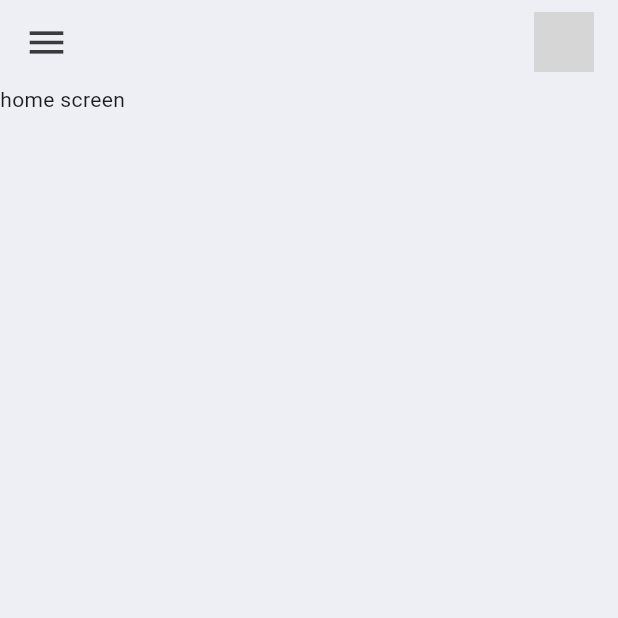
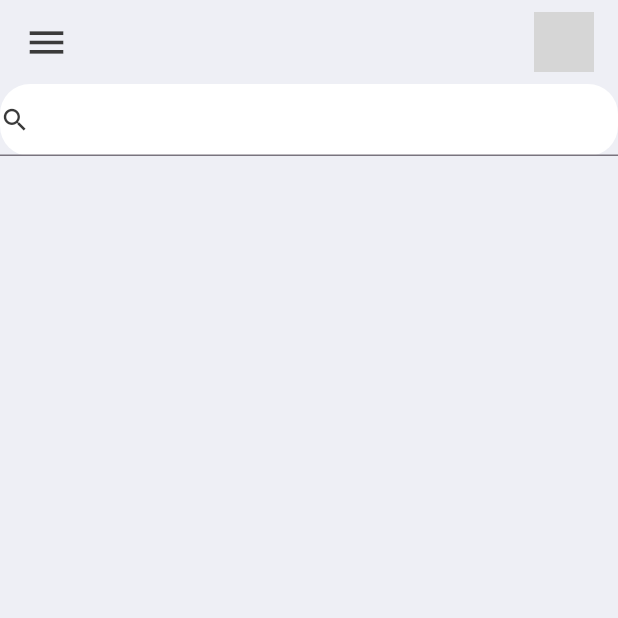
Before and after one commit to CHETHANAR11/CODSOFT, a Flutter app: the screen it shows after launch, on a phone screen of 412 x 824 dp, the top half of it. Run offline on Flutter 3.47's test engine with Material 3 defaults, Android fonts, the phone set to English and light mode, and no system bars; grey boxes are pictures that could not be loaded.

Commit message:
commit 3

```diff
--- a/todo_app/lib/screens/home.dart
+++ b/todo_app/lib/screens/home.dart
@@ -10,7 +10,28 @@ class Home extends StatelessWidget {
       backgroundColor: tdBGColor,
       appBar: _buildAppBar(),
       body: Container(
-        child: Text('home screen'),
+        child: Column(children: [
+          Container(
+            decoration: BoxDecoration(
+              color: Colors.white,
+              borderRadius: BorderRadius.circular(20)
+            ),
+            child: TextField(
+              decoration: InputDecoration(
+                contentPadding: EdgeInsets.all(0),
+                prefixIcon: Icon(
+                  Icons.search,
+                  color: tdBlack,
+                  size:20,
+                ),
+                prefixIconConstraints: BoxConstraints(
+                  maxHeight: 20,
+                  maxWidth: 25,
+                )
+              ),
+            ),
+          )
+        ]),
       ),
     );
   }
```
